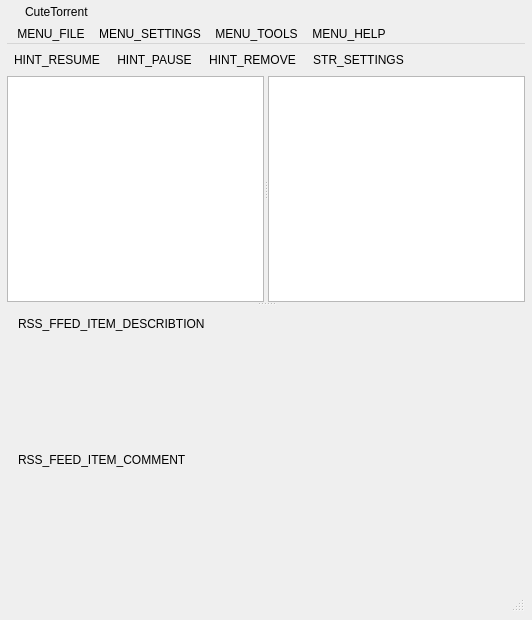
Old version of the form src/customWindow/CustomWindow.ui in the repository CuteTorrent/CuteTorrent.
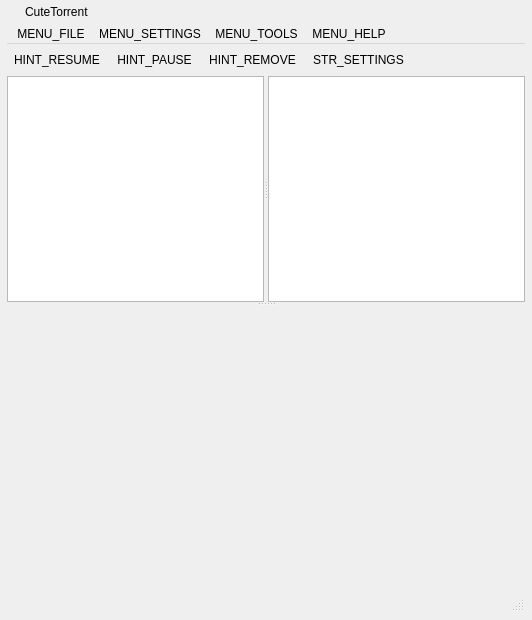
New version of the form. The open tabs and pages were chosen to show the change. Icons and pictures are not drawn.

The edit to the form file:
```diff
--- a/src/customWindow/CustomWindow.ui
+++ b/src/customWindow/CustomWindow.ui
@@ -762,30 +762,19 @@
            </widget>
            <widget class="QWidget" name="page_4">
             <layout class="QGridLayout" name="m_pRssInfoLayout">
-             <item row="1" column="0">
-              <widget class="QLabel" name="label_13">
-               <property name="text">
-                <string>RSS_FEED_ITEM_COMMENT</string>
-               </property>
-               <property name="alignment">
-                <set>Qt::AlignLeading|Qt::AlignLeft|Qt::AlignTop</set>
-               </property>
-              </widget>
-             </item>
+             <property name="leftMargin">
+              <number>0</number>
+             </property>
+             <property name="topMargin">
+              <number>2</number>
+             </property>
+             <property name="rightMargin">
+              <number>0</number>
+             </property>
+             <property name="bottomMargin">
+              <number>2</number>
+             </property>
              <item row="0" column="0">
-              <widget class="QLabel" name="label_12">
-               <property name="text">
-                <string>RSS_FFED_ITEM_DESCRIBTION</string>
-               </property>
-               <property name="alignment">
-                <set>Qt::AlignLeading|Qt::AlignLeft|Qt::AlignTop</set>
-               </property>
-              </widget>
-             </item>
-             <item row="1" column="1">
-              <widget class="QWidget" name="widget_2" native="true"/>
-             </item>
-             <item row="0" column="1">
               <widget class="QWidget" name="widget_3" native="true"/>
              </item>
             </layout>
```
Left out of the diff: 65 changed lines with no effect on the pictures.
